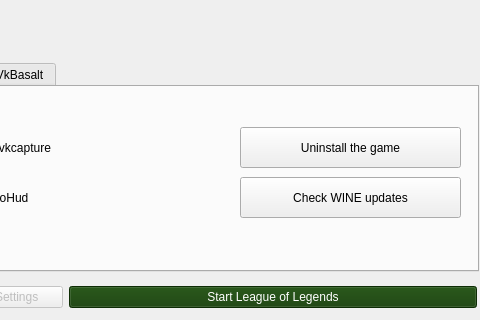
Old version of the form src/python_src/ui/installer.ui in the repository polkaulfield/lol-for-linux-installer; both pictures show x 122 to 602 and y 132 to 452 of the 602 by 452 pixel window.
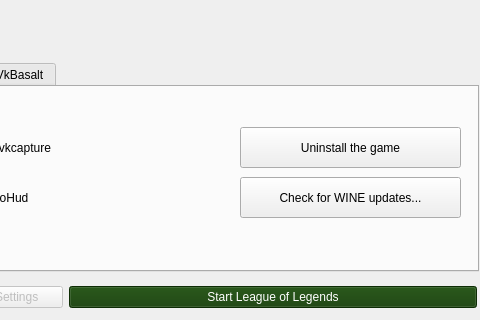
New version of the form. The open tabs and pages were chosen to show the change. Icons and pictures are not drawn.

Commit message: Change wine update button and messages

Diff of the .ui file:
```diff
--- a/src/python_src/ui/installer.ui
+++ b/src/python_src/ui/installer.ui
@@ -1146,7 +1146,7 @@
                   </rect>
                  </property>
                  <property name="text">
-                  <string>Check WINE updates</string>
+                  <string>Check for WINE updates...</string>
                  </property>
                  <property name="icon">
                   <iconset theme="view-refresh">
```
Left out of the diff: 2 changed lines with no effect on the pictures. The commit also changes 1 other file.
